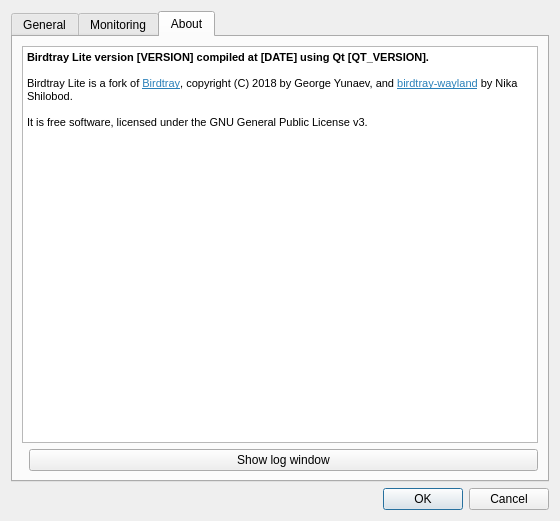
This is src/dialogsettings.ui in vegiii/birdtray-lite as Qt 5 draws it before an edit. The edited form follows.
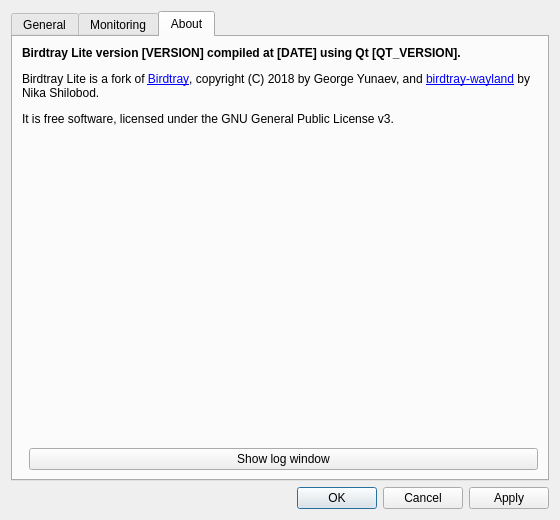
This is the edited form. The open tabs and pages were chosen to show the change. Icons and pictures are not drawn. Custom widgets are drawn as their Qt base class.

What changed in the file:
```diff
--- a/src/dialogsettings.ui
+++ b/src/dialogsettings.ui
@@ -116,10 +116,7 @@
              </widget>
             </item>
             <item>
-             <widget class="ColorButton" name="btnNotificationColor">
-              <property name="toolTip">
-               <string>Used when more than one monitored folder has unread mail.</string>
-              </property>
+             <widget class="ColorButton" name="btnCountColor">
               <property name="text">
                <string/>
               </property>
@@ -134,13 +131,6 @@
             </item>
            </layout>
           </item>
-          <item>
-           <widget class="QCheckBox" name="boxBlink">
-            <property name="text">
-             <string>Blink on new mail</string>
-            </property>
-           </widget>
-          </item>
           <item>
            <widget class="QCheckBox" name="onlyShowIconOnNewMail">
             <property name="text">
@@ -207,16 +197,6 @@
           </property>
          </widget>
         </item>
-        <item>
-         <widget class="QPushButton" name="btnAccountEdit">
-          <property name="toolTip">
-           <string>Change the color used when only this folder has unread mail.</string>
-          </property>
-          <property name="text">
-           <string>Edit</string>
-          </property>
-         </widget>
-        </item>
         <item>
          <widget class="QPushButton" name="btnAccountRemove">
           <property name="toolTip">
@@ -244,23 +224,33 @@
       </attribute>
       <layout class="QVBoxLayout" name="layoutAbout">
        <item>
-        <widget class="QTextBrowser" name="browserAbout">
-         <property name="html">
-          <string>&lt;!DOCTYPE HTML PUBLIC &quot;-//W3C//DTD HTML 4.0//EN&quot; &quot;http://www.w3.org/TR/REC-html40/strict.dtd&quot;&gt;
-&lt;html&gt;&lt;head&gt;&lt;meta name=&quot;qrichtext&quot; content=&quot;1&quot; /&gt;&lt;style type=&quot;text/css&quot;&gt;
-p, li { white-space: pre-wrap; }
-&lt;/style&gt;&lt;/head&gt;&lt;body style=&quot; font-family:'Noto Sans'; font-size:11pt; font-weight:400; font-style:normal;&quot;&gt;
-&lt;p style=&quot; margin-top:0px; margin-bottom:0px; margin-left:0px; margin-right:0px; -qt-block-indent:0; text-indent:0px;&quot;&gt;&lt;span style=&quot; font-size:8pt; font-weight:600;&quot;&gt;Birdtray Lite version [VERSION] compiled at [DATE] using Qt [QT_VERSION].&lt;/span&gt;&lt;/p&gt;
-&lt;p style=&quot;-qt-paragraph-type:empty; margin-top:0px; margin-bottom:0px; margin-left:0px; margin-right:0px; -qt-block-indent:0; text-indent:0px; font-size:8pt;&quot;&gt;&lt;br /&gt;&lt;/p&gt;
-&lt;p style=&quot; margin-top:0px; margin-bottom:0px; margin-left:0px; margin-right:0px; -qt-block-indent:0; text-indent:0px;&quot;&gt;&lt;span style=&quot; font-size:8pt;&quot;&gt;Birdtray Lite is a fork of &lt;/span&gt;&lt;a href=&quot;https://github.com/gyunaev/birdtray&quot;&gt;&lt;span style=&quot; font-size:8pt; text-decoration: underline; color:#2980b9;&quot;&gt;Birdtray&lt;/span&gt;&lt;/a&gt;&lt;span style=&quot; font-size:8pt;&quot;&gt;, copyright (C) 2018 by George Yunaev, and &lt;/span&gt;&lt;a href=&quot;https://github.com/stark1tty/birdtray-wayland&quot;&gt;&lt;span style=&quot; font-size:8pt; text-decoration: underline; color:#2980b9;&quot;&gt;birdtray-wayland&lt;/span&gt;&lt;/a&gt;&lt;span style=&quot; font-size:8pt;&quot;&gt; by Nika Shilobod.&lt;/span&gt;&lt;/p&gt;
-&lt;p style=&quot;-qt-paragraph-type:empty; margin-top:0px; margin-bottom:0px; margin-left:0px; margin-right:0px; -qt-block-indent:0; text-indent:0px; font-size:8pt;&quot;&gt;&lt;br /&gt;&lt;/p&gt;
-&lt;p style=&quot; margin-top:0px; margin-bottom:0px; margin-left:0px; margin-right:0px; -qt-block-indent:0; text-indent:0px;&quot;&gt;&lt;span style=&quot; font-size:8pt;&quot;&gt;It is free software, licensed under the GNU General Public License v3.&lt;/span&gt;&lt;/p&gt;&lt;/body&gt;&lt;/html&gt;</string>
+        <widget class="QLabel" name="labelAbout">
+         <property name="text">
+          <string>&lt;p&gt;&lt;b&gt;Birdtray Lite version [VERSION] compiled at [DATE] using Qt [QT_VERSION].&lt;/b&gt;&lt;/p&gt;
+&lt;p&gt;Birdtray Lite is a fork of &lt;a href=&quot;https://github.com/gyunaev/birdtray&quot;&gt;Birdtray&lt;/a&gt;, copyright (C) 2018 by George Yunaev, and &lt;a href=&quot;https://github.com/stark1tty/birdtray-wayland&quot;&gt;birdtray-wayland&lt;/a&gt; by Nika Shilobod.&lt;/p&gt;
+&lt;p&gt;It is free software, licensed under the GNU General Public License v3.&lt;/p&gt;</string>
+         </property>
+         <property name="textFormat">
+          <enum>Qt::TextFormat::RichText</enum>
+         </property>
+         <property name="alignment">
+          <set>Qt::AlignmentFlag::AlignLeading|Qt::AlignmentFlag::AlignTop</set>
+         </property>
+         <property name="wordWrap">
+          <bool>true</bool>
          </property>
          <property name="openExternalLinks">
           <bool>true</bool>
          </property>
         </widget>
        </item>
+       <item>
+        <spacer name="spacerAbout">
+         <property name="orientation">
+          <enum>Qt::Orientation::Vertical</enum>
+         </property>
+        </spacer>
+       </item>
        <item>
         <layout class="QHBoxLayout" name="layoutLog">
          <item>
@@ -286,7 +276,7 @@
    <item>
     <widget class="QDialogButtonBox" name="buttonBox">
      <property name="standardButtons">
-      <set>QDialogButtonBox::StandardButton::Cancel|QDialogButtonBox::StandardButton::Ok</set>
+      <set>QDialogButtonBox::StandardButton::Apply|QDialogButtonBox::StandardButton::Cancel|QDialogButtonBox::StandardButton::Ok</set>
      </property>
     </widget>
    </item>
```
